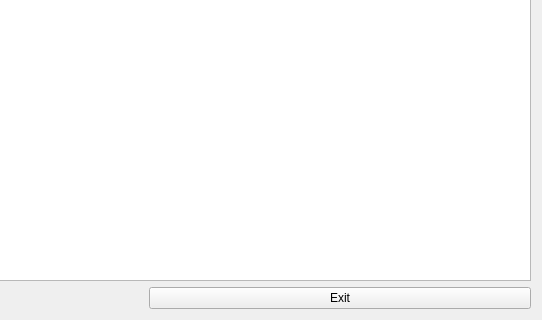
Old version of the form source/resultquery/ui/platinum_result.ui in the repository flimmy78/qtverify; both pictures show x 244 to 786 and y 378 to 698 of the 786 by 698 pixel window.
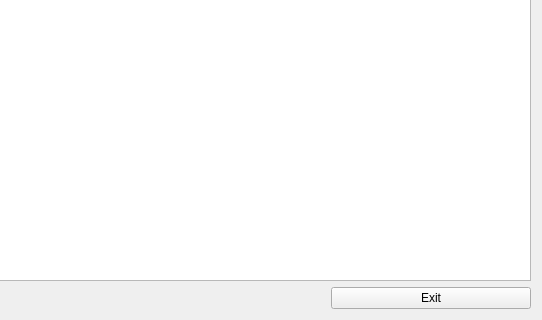
New version of the form.

What changed in the file:
```diff
--- a/source/resultquery/ui/platinum_result.ui
+++ b/source/resultquery/ui/platinum_result.ui
@@ -246,11 +246,17 @@
      <item>
       <widget class="QPushButton" name="btnExit">
        <property name="sizePolicy">
-        <sizepolicy hsizetype="Expanding" vsizetype="Fixed">
+        <sizepolicy hsizetype="Preferred" vsizetype="Fixed">
          <horstretch>0</horstretch>
          <verstretch>0</verstretch>
         </sizepolicy>
        </property>
+       <property name="minimumSize">
+        <size>
+         <width>200</width>
+         <height>0</height>
+        </size>
+       </property>
        <property name="text">
         <string>Exit</string>
        </property>
```
